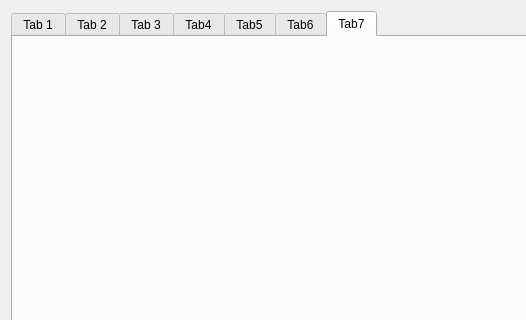
Above: comm_pkg/receiver_qt/mainwidget.ui from seolihan651/Intel-4th-Project before the change; both pictures show x 0 to 526 and y 0 to 320 of the 700 by 600 pixel window. Below: the same form after it.
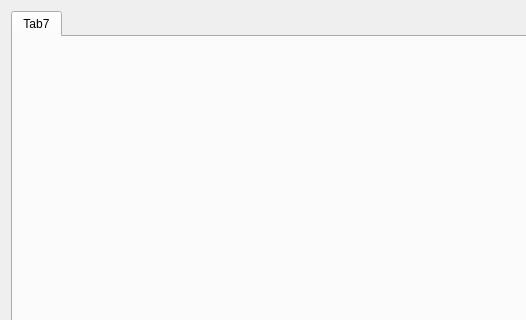
That is the form after the change.

```diff
--- a/comm_pkg/receiver_qt/mainwidget.ui
+++ b/comm_pkg/receiver_qt/mainwidget.ui
@@ -19,36 +19,6 @@
      <property name="currentIndex">
       <number>6</number>
      </property>
-     <widget class="QWidget" name="pTab1">
-      <attribute name="title">
-       <string>Tab 1</string>
-      </attribute>
-     </widget>
-     <widget class="QWidget" name="pTab2">
-      <attribute name="title">
-       <string>Tab 2</string>
-      </attribute>
-     </widget>
-     <widget class="QWidget" name="pTab3">
-      <attribute name="title">
-       <string>Tab 3</string>
-      </attribute>
-     </widget>
-     <widget class="QWidget" name="pTab4">
-      <attribute name="title">
-       <string>Tab4</string>
-      </attribute>
-     </widget>
-     <widget class="QWidget" name="pTab5">
-      <attribute name="title">
-       <string>Tab5</string>
-      </attribute>
-     </widget>
-     <widget class="QWidget" name="pTab6">
-      <attribute name="title">
-       <string>Tab6</string>
-      </attribute>
-     </widget>
      <widget class="QWidget" name="pTab7">
       <attribute name="title">
        <string>Tab7</string>
```
Left out of the diff: 2 changed lines with no effect on the pictures.
